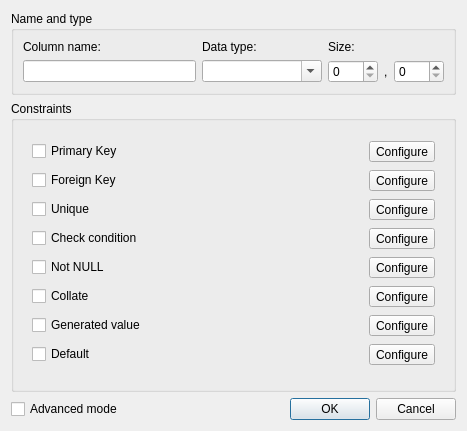
Old version of the form SQLiteStudio3/guiSQLiteStudio/dialogs/columndialog.ui in the repository pawelsalawa/sqlitestudio.
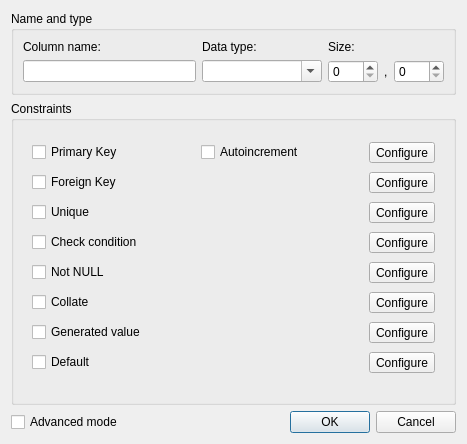
New version of the form. Custom widgets are drawn as their Qt base class.

Commit message: #5445 Added AUTOINCR option directly to column dialog, reducing clicks needed to create the INTEGER PRIMARY KEY AUTOINCREMENT column.

The edit to the form file:
```diff
--- a/SQLiteStudio3/guiSQLiteStudio/dialogs/columndialog.ui
+++ b/SQLiteStudio3/guiSQLiteStudio/dialogs/columndialog.ui
@@ -7,7 +7,7 @@
     <x>0</x>
     <y>0</y>
     <width>467</width>
-    <height>431</height>
+    <height>444</height>
    </rect>
   </property>
   <property name="windowTitle">
@@ -109,31 +109,24 @@
         </property>
         <widget class="QWidget" name="simplePage">
          <layout class="QGridLayout" name="gridLayout_2">
-          <item row="2" column="1">
+          <item row="1" column="2">
+           <widget class="QToolButton" name="pkButton">
+            <property name="text">
+             <string>Configure</string>
+            </property>
+           </widget>
+          </item>
+          <item row="2" column="2">
            <widget class="QToolButton" name="fkButton">
             <property name="text">
              <string>Configure</string>
             </property>
            </widget>
           </item>
-          <item row="7" column="0">
-           <widget class="QCheckBox" name="generatedCheck">
+          <item row="3" column="2">
+           <widget class="QToolButton" name="uniqueButton">
             <property name="text">
-             <string>Generated value</string>
-            </property>
-           </widget>
-          </item>
-          <item row="5" column="0">
-           <widget class="QCheckBox" name="notNullCheck">
-            <property name="text">
-             <string>Not NULL</string>
-            </property>
-           </widget>
-          </item>
-          <item row="2" column="0">
-           <widget class="QCheckBox" name="fkCheck">
-            <property name="text">
-             <string>Foreign Key</string>
+             <string>Configure</string>
             </property>
            </widget>
           </item>
@@ -144,10 +137,10 @@
             </property>
            </widget>
           </item>
-          <item row="4" column="0">
-           <widget class="QCheckBox" name="checkCheck">
+          <item row="6" column="2">
+           <widget class="QToolButton" name="collateButton">
             <property name="text">
-             <string>Check condition</string>
+             <string>Configure</string>
             </property>
            </widget>
           </item>
@@ -158,13 +151,55 @@
             </property>
            </widget>
           </item>
-          <item row="3" column="1">
-           <widget class="QToolButton" name="uniqueButton">
+          <item row="7" column="2">
+           <widget class="QToolButton" name="generatedButton">
             <property name="text">
              <string>Configure</string>
             </property>
            </widget>
           </item>
+          <item row="2" column="0">
+           <widget class="QCheckBox" name="fkCheck">
+            <property name="text">
+             <string>Foreign Key</string>
+            </property>
+           </widget>
+          </item>
+          <item row="4" column="2">
+           <widget class="QToolButton" name="checkButton">
+            <property name="text">
+             <string>Configure</string>
+            </property>
+           </widget>
+          </item>
+          <item row="7" column="0">
+           <widget class="QCheckBox" name="generatedCheck">
+            <property name="text">
+             <string>Generated value</string>
+            </property>
+           </widget>
+          </item>
+          <item row="5" column="2">
+           <widget class="QToolButton" name="notNullButton">
+            <property name="text">
+             <string>Configure</string>
+            </property>
+           </widget>
+          </item>
+          <item row="8" column="2">
+           <widget class="QToolButton" name="defaultButton">
+            <property name="text">
+             <string>Configure</string>
+            </property>
+           </widget>
+          </item>
+          <item row="4" column="0">
+           <widget class="QCheckBox" name="checkCheck">
+            <property name="text">
+             <string>Check condition</string>
+            </property>
+           </widget>
+          </item>
           <item row="1" column="0">
            <widget class="QCheckBox" name="pkCheck">
             <property name="text">
@@ -172,31 +207,10 @@
             </property>
            </widget>
           </item>
-          <item row="5" column="1">
-           <widget class="QToolButton" name="notNullButton">
+          <item row="5" column="0">
+           <widget class="QCheckBox" name="notNullCheck">
             <property name="text">
-             <string>Configure</string>
-            </property>
-           </widget>
-          </item>
-          <item row="6" column="1">
-           <widget class="QToolButton" name="collateButton">
-            <property name="text">
-             <string>Configure</string>
-            </property>
-           </widget>
-          </item>
-          <item row="8" column="1">
-           <widget class="QToolButton" name="defaultButton">
-            <property name="text">
-             <string>Configure</string>
-            </property>
-           </widget>
-          </item>
-          <item row="1" column="1">
-           <widget class="QToolButton" name="pkButton">
-            <property name="text">
-             <string>Configure</string>
+             <string>Not NULL</string>
             </property>
            </widget>
           </item>
@@ -207,17 +221,10 @@
             </property>
            </widget>
           </item>
-          <item row="4" column="1">
-           <widget class="QToolButton" name="checkButton">
+          <item row="1" column="1">
+           <widget class="QCheckBox" name="autoIncrCheck">
             <property name="text">
-             <string>Configure</string>
-            </property>
-           </widget>
-          </item>
-          <item row="7" column="1">
-           <widget class="QToolButton" name="generatedButton">
-            <property name="text">
-             <string>Configure</string>
+             <string>Autoincrement</string>
             </property>
            </widget>
           </item>
```
Left out of the diff: 10 changed lines with no effect on the pictures. The commit also changes 3 other files.
